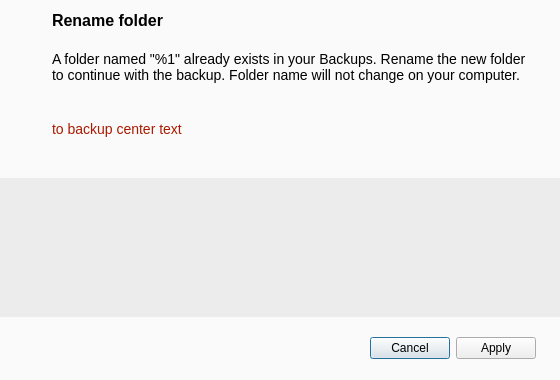
The window that src/MEGASync/syncs/gui/Backups/linux/BackupNameConflictDialog.ui (meganz/MEGAsync) describes before a commit, drawn with Qt 5.
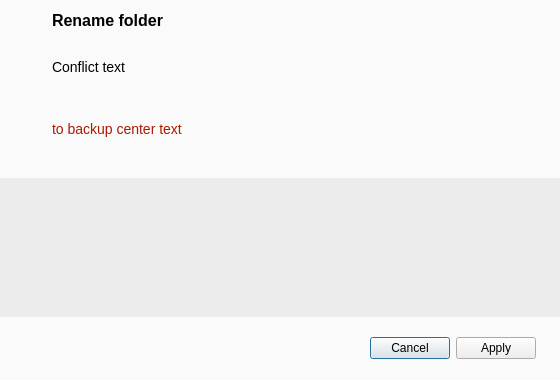
The same window after the commit. Icons and pictures are not drawn.

Diff of the .ui file:
```diff
--- a/src/MEGASync/syncs/gui/Backups/linux/BackupNameConflictDialog.ui
+++ b/src/MEGASync/syncs/gui/Backups/linux/BackupNameConflictDialog.ui
@@ -105,7 +105,7 @@
 }</string>
        </property>
        <property name="text">
-        <string>A folder named &quot;%1&quot; already exists in your Backups. Rename the new folder to continue with the backup. Folder name will not change on your computer.</string>
+        <string notr="true">Conflict text</string>
        </property>
        <property name="wordWrap">
         <bool>true</bool>
```
